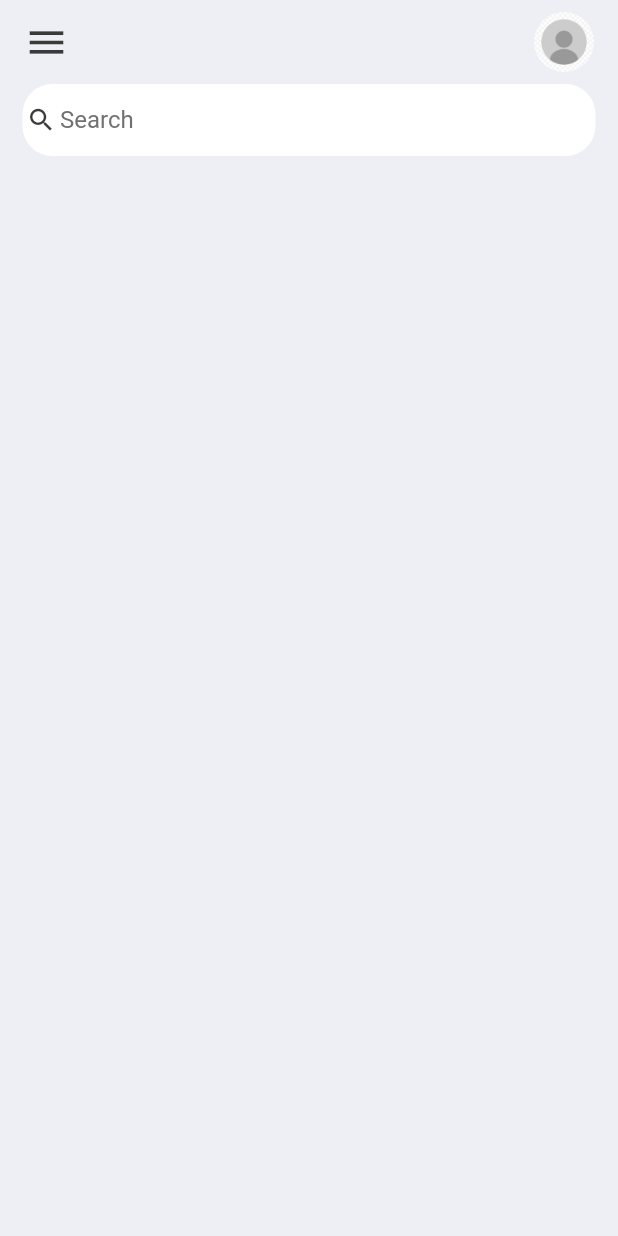
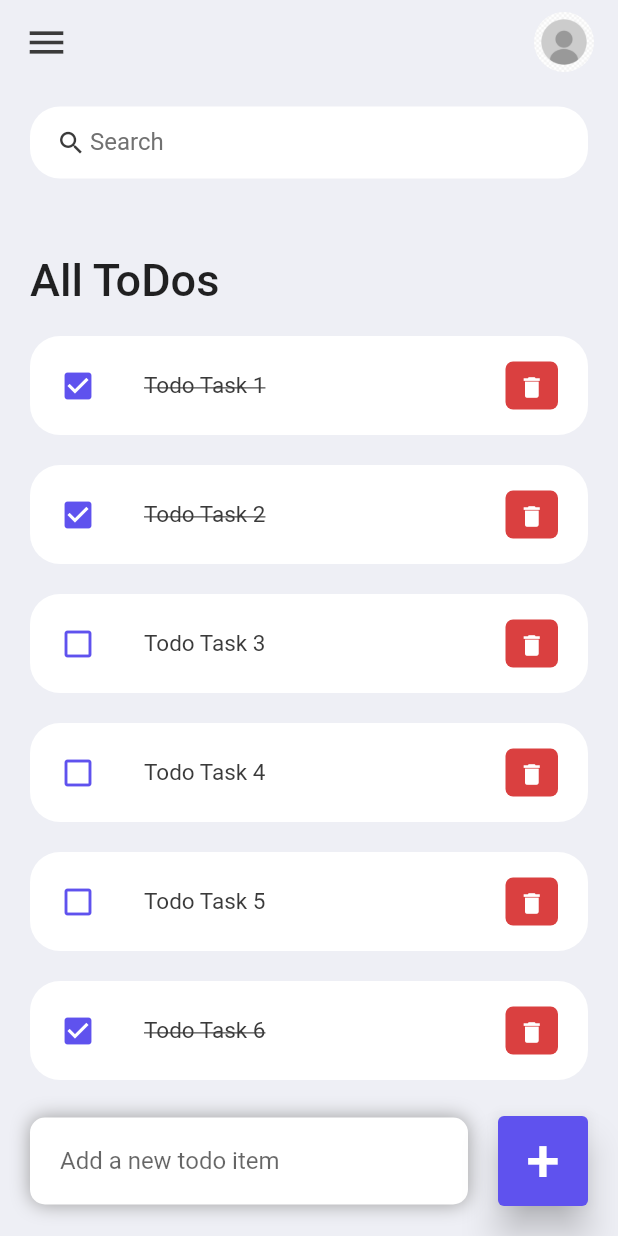
Before and after one commit to BlakeSharp/TodoListApp, a Flutter app: the screen it shows after launch, on a phone screen of 412 x 824 dp. Run offline on Flutter 3.47's test engine with Material 2 defaults, Android fonts, the phone set to English and light mode, and no system bars.

Commit message:
Delete Task, IsDone, Add Task

```diff
--- /dev/null
+++ b/lib/model/todo.dart
@@ -0,0 +1,26 @@
+class ToDo {
+  String? id;
+  String? todoText;
+  bool isDone;
+
+  ToDo({required this.id, required this.todoText, this.isDone = false});
+  static List<ToDo> todoList() {
+    return [
+      ToDo(id: '01', todoText: 'Todo Task 1', isDone: true),
+      ToDo(id: '02', todoText: 'Todo Task 2', isDone: true),
+      ToDo(
+        id: '03',
+        todoText: 'Todo Task 3',
+      ),
+      ToDo(
+        id: '04',
+        todoText: 'Todo Task 4',
+      ),
+      ToDo(
+        id: '05',
+        todoText: 'Todo Task 5',
+      ),
+      ToDo(id: '06', todoText: 'Todo Task 6', isDone: true),
+    ];
+  }
+}
--- a/lib/screens/home.dart
+++ b/lib/screens/home.dart
@@ -1,8 +1,19 @@
 import 'package:flutter/material.dart';
-import 'package:todo_list_app/constants/colors.dart';
+import '../constants/colors.dart';
+import '../widgets/todo_item.dart';
+import '../model/todo.dart';
 
-class Home extends StatelessWidget {
-  const Home({Key? key}) : super(key: key);
+class Home extends StatefulWidget {
+  Home({Key? key}) : super(key: key);
+
+  @override
+  State<Home> createState() => _HomeState();
+}
+
+class _HomeState extends State<Home> {
+  final todosList = ToDo.todoList();
+  List<ToDo> _foundToDo = [];
+  final _todoController = TextEditingController();
 
   @override
   Widget build(BuildContext context) {
@@ -13,26 +24,129 @@ class Home extends StatelessWidget {
       appBar: _buildAppBar(),
 
       // The main section of the app
-      body: Container(
-        padding: EdgeInsets.symmetric(horizontal: 15),
+      body: Stack(
+        children: [
+          Container(
+            padding: EdgeInsets.symmetric(horizontal: 20, vertical: 15),
             child: Column(
               children: [
+                searchBox(),
+                Expanded(
+                  child: ListView(
+                    children: [
                       Container(
+                        margin: EdgeInsets.only(
+                          top: 50,
+                          bottom: 20,
+                        ),
+                        child: Text(
+                          'All ToDos',
+                          style: TextStyle(
+                              fontSize: 30, fontWeight: FontWeight.w500),
+                        ),
+                      ),
+                      for (ToDo todoo in todosList)
+                        ToDoItem(
+                          todo: todoo,
+                          onToDoChanged: _handleToDoChange,
+                          onDeleteItem: _deleteToDoItem,
+                        )
+                    ],
+                  ),
+                )
+              ],
+            ),
+          ),
+          Align(
+            alignment: Alignment.bottomCenter,
+            child: Row(children: [
+              Expanded(
+                child: Container(
+                  margin: EdgeInsets.only(bottom: 20, right: 20, left: 20),
+                  padding: EdgeInsets.symmetric(horizontal: 20, vertical: 5),
+                  decoration: BoxDecoration(
+                    color: Colors.white,
+                    boxShadow: const [
+                      BoxShadow(
+                        color: Colors.grey,
+                        offset: Offset(0.0, 0.0),
+                        blurRadius: 10.0,
+                        spreadRadius: 0.0,
+                      ),
+                    ],
+                    borderRadius: BorderRadius.circular(10),
+                  ),
+                  child: TextField(
+                      controller: _todoController,
+                      decoration: InputDecoration(
+                          hintText: 'Add a new todo item',
+                          border: InputBorder.none)),
+                ),
+              ),
+              Container(
+                margin: EdgeInsets.only(
+                  bottom: 20,
+                  right: 20,
+                ),
+                child: ElevatedButton(
+                  child: Text(
+                    '+',
+                    style: TextStyle(
+                      fontSize: 40,
+                    ),
+                  ),
+                  onPressed: () {
+                    _addToDoItem(_todoController.text);
+                  },
+                  style: ElevatedButton.styleFrom(
+                    primary: tdBlue,
+                    minimumSize: Size(60, 60),
+                    elevation: 10,
+                  ),
+                ),
+              )
+            ]),
+          )
+        ],
+      ),
+    );
+  }
+
+  void _handleToDoChange(ToDo todo) {
+    setState(() {
+      todo.isDone = !todo.isDone;
+    });
+  }
+
+  void _deleteToDoItem(String id) {
+    setState(() {
+      todosList.removeWhere((item) => item.id == id);
+    });
+  }
+
+  void _addToDoItem(String toDo) {
+    setState(() {
+      todosList.add(ToDo(
+        id: DateTime.now().millisecondsSinceEpoch.toString(),
+        todoText: toDo,
+      ));
+    });
+    _todoController.clear();
+  }
+
+  Widget searchBox() {
+    return Container(
+      padding: EdgeInsets.symmetric(horizontal: 15),
       decoration: BoxDecoration(
           color: Colors.white, borderRadius: BorderRadius.circular(20)),
       child: TextField(
         decoration: InputDecoration(
             contentPadding: EdgeInsets.all(0),
             prefixIcon: Icon(Icons.search, color: tdBlack, size: 20),
-                    prefixIconConstraints:
-                        BoxConstraints(maxHeight: 20, minWidth: 25),
+            prefixIconConstraints: BoxConstraints(maxHeight: 20, minWidth: 25),
             border: InputBorder.none,
             hintText: 'Search',
             hintStyle: TextStyle(color: tdGrey)),
-              ),
-            )
-          ],
-        ),
       ),
     );
   }
--- /dev/null
+++ b/lib/widgets/todo_item.dart
@@ -0,0 +1,59 @@
+import 'package:flutter/material.dart';
+import '../constants/colors.dart';
+import '../model/todo.dart';
+
+class ToDoItem extends StatelessWidget {
+  final ToDo todo;
+  final onToDoChanged;
+  final onDeleteItem;
+
+  const ToDoItem(
+      {Key? key,
+      required this.todo,
+      required this.onToDoChanged,
+      required this.onDeleteItem})
+      : super(key: key);
+
+  @override
+  Widget build(BuildContext context) {
+    return Container(
+      margin: EdgeInsets.only(bottom: 20),
+      child: ListTile(
+        onTap: () {
+          onToDoChanged(todo);
+        },
+        shape: RoundedRectangleBorder(borderRadius: BorderRadius.circular(20)),
+        contentPadding: EdgeInsets.symmetric(horizontal: 20, vertical: 5),
+        tileColor: Colors.white,
+        leading: Icon(
+            todo.isDone ? Icons.check_box : Icons.check_box_outline_blank,
+            color: tdBlue),
+        title: Text(
+          todo.todoText!,
+          style: TextStyle(
+              fontSize: 15,
+              color: tdBlack,
+              decoration: todo.isDone ? TextDecoration.lineThrough : null),
+        ),
+        trailing: Container(
+          padding: EdgeInsets.all(0),
+          margin: EdgeInsets.symmetric(vertical: 12),
+          height: 35,
+          width: 35,
+          decoration: BoxDecoration(
+              color: tdRed, borderRadius: BorderRadius.circular(5)),
+          child: Center(
+            child: IconButton(
+              color: Colors.white,
+              iconSize: 18,
+              icon: Icon(Icons.delete),
+              onPressed: () {
+                onDeleteItem(todo.id);
+              },
+            ),
+          ),
+        ),
+      ),
+    );
+  }
+}
```
Lines whose indentation alone changed are shown as unchanged.
